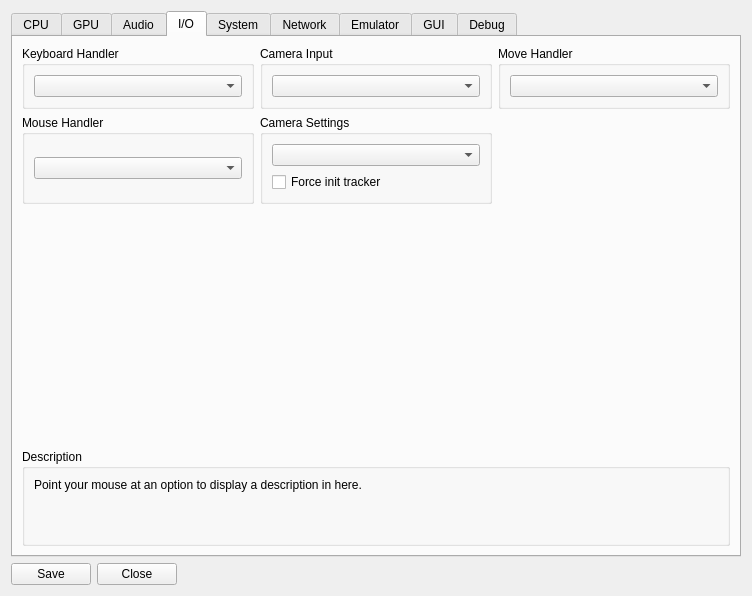
zxcvbnm123123123/rpcs3, file rpcs3/rpcs3qt/settings_dialog.ui: the form before one commit.
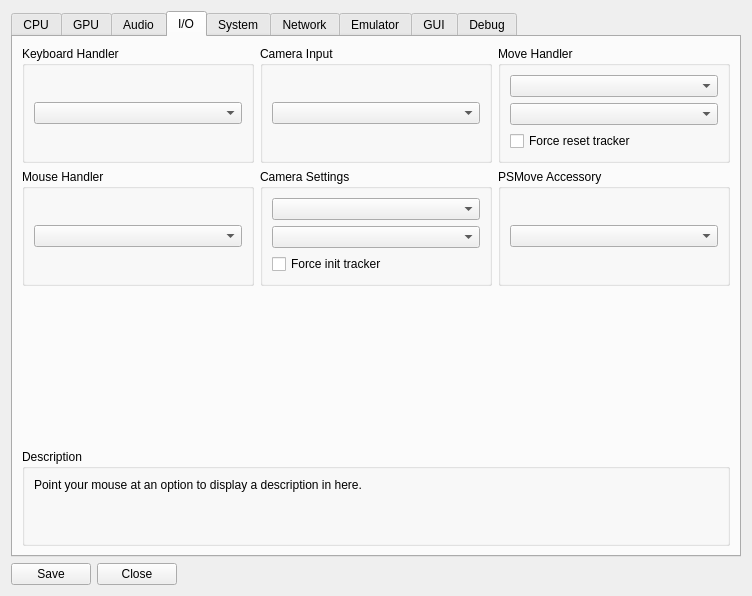
The form after the commit. Icons and pictures are not drawn.

Patch:
```diff
--- a/rpcs3/rpcs3qt/settings_dialog.ui
+++ b/rpcs3/rpcs3qt/settings_dialog.ui
@@ -975,6 +975,16 @@
             <item>
              <widget class="QComboBox" name="moveBox"/>
             </item>
+            <item>
+             <widget class="QComboBox" name="moveNumberBox"/>
+            </item>
+            <item>
+             <widget class="QCheckBox" name="forceResetTracker">
+              <property name="text">
+               <string>Force reset tracker</string>
+              </property>
+             </widget>
+            </item>
            </layout>
           </widget>
          </item>
@@ -1003,6 +1013,9 @@
             <item>
              <widget class="QComboBox" name="cameraBox"/>
             </item>
+            <item>
+             <widget class="QComboBox" name="cameraNumberBox"/>
+            </item>
             <item>
              <widget class="QCheckBox" name="forceInitTracker">
               <property name="text">
@@ -1014,7 +1027,16 @@
           </widget>
          </item>
          <item>
-          <widget class="QWidget" name="widget_7" native="true"/>
+          <widget class="QGroupBox" name="groupBox_54">
+           <property name="title">
+            <string>PSMove Accessory</string>
+           </property>
+           <layout class="QVBoxLayout" name="verticalLayout_75">
+            <item>
+             <widget class="QComboBox" name="moveExtBox"/>
+            </item>
+           </layout>
+          </widget>
          </item>
         </layout>
        </item>
```
